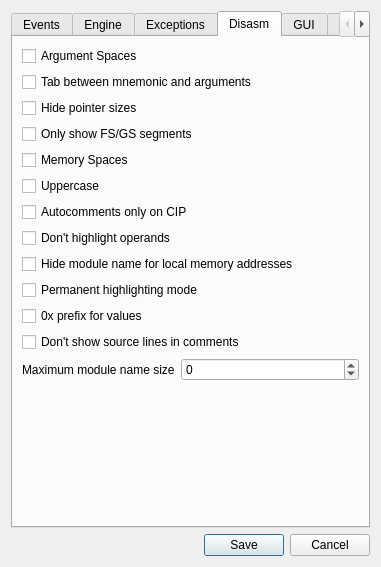
This is src/gui/Src/Gui/SettingsDialog.ui in x64dbg/x64dbg as Qt 5 draws it before an edit. The edited form follows.
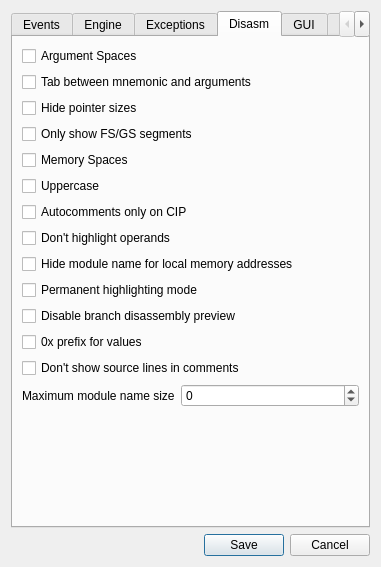
This is the edited form. The open tabs and pages were chosen to show the change. Icons and pictures are not drawn.

Commit message: GUI: Added option to enable/disable branch disassembly popup.

The edit to the form file:
```diff
--- a/src/gui/Src/Gui/SettingsDialog.ui
+++ b/src/gui/Src/Gui/SettingsDialog.ui
@@ -545,6 +545,13 @@
          </property>
         </widget>
        </item>
+       <item>
+        <widget class="QCheckBox" name="chkNoBranchDisasmPreview">
+         <property name="text">
+          <string>Disable branch disassembly preview</string>
+         </property>
+        </widget>
+       </item>
        <item>
         <widget class="QCheckBox" name="chk0xPrefixValues">
          <property name="text">
```
The commit also changes 11 other files.
